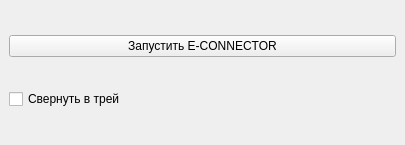
Before: the Qt Designer form mainwindow.ui in Pavlmir/learn_web, drawn with Qt 5.
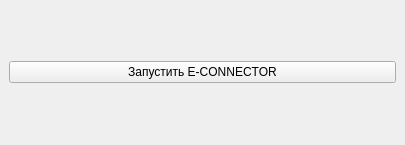
After: the same form once the commit is applied.

```diff
--- a/mainwindow.ui
+++ b/mainwindow.ui
@@ -22,13 +22,6 @@
       </property>
      </widget>
     </item>
-    <item>
-     <widget class="QCheckBox" name="checkBox">
-      <property name="text">
-       <string>Свернуть в трей</string>
-      </property>
-     </widget>
-    </item>
    </layout>
   </widget>
   <action name="Open">
```
